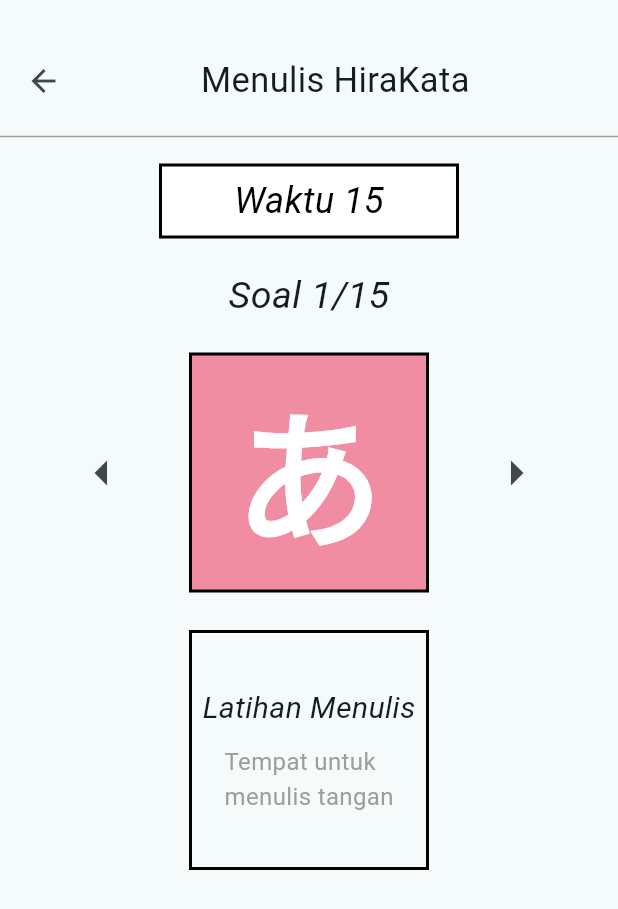
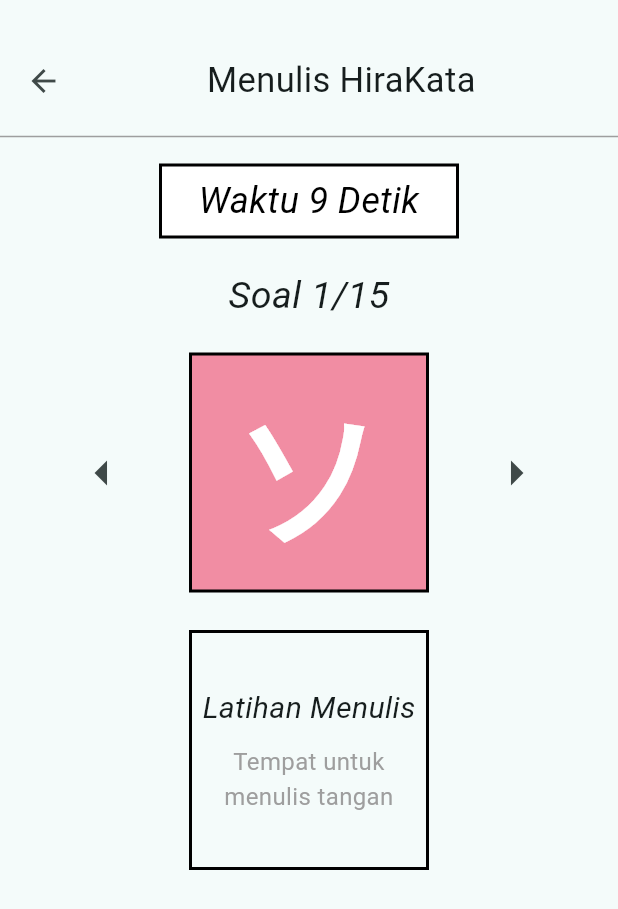
Before and after one commit to LawlietEL/nyuumon, a Flutter app: the LatihanMenulisHirakataPage screen opened by its route, on a phone screen of 412 x 824 dp. Shown: the top 909 px of the screen. Run offline on Flutter 3.47's test engine with Material 3 defaults, Android fonts, the phone set to English and light mode, and no system bars; our stand-ins replace bloc, cloud_firestore, firebase_auth, firebase_core, flutter_bloc, go_router; accounts and stored records are empty.

Commit message:
1. Merapikan router 2. Membuat latihan menulis hirakata.

```diff
--- a/lib/pages/latihan_menulis_hirakata_page.dart
+++ b/lib/pages/latihan_menulis_hirakata_page.dart
@@ -1,7 +1,105 @@
+import 'dart:async';
+import 'dart:math';
 import 'package:flutter/material.dart';
 
-class LatihanMenulisHirakataPage extends StatelessWidget {
+class LatihanMenulisHirakataPage extends StatefulWidget {
   const LatihanMenulisHirakataPage({super.key});
+
+  @override
+  _LatihanMenulisHirakataPageState createState() =>
+      _LatihanMenulisHirakataPageState();
+}
+
+class _LatihanMenulisHirakataPageState
+    extends State<LatihanMenulisHirakataPage> {
+  int _currentQuestionIndex = 0;
+  int _timerValue = 10;
+  late Timer _timer;
+  late String _currentCharacter;
+
+  final List<String> _hiraganaKatakanaList = [
+    // Hiragana
+    'あ', 'い', 'う', 'え', 'お',
+    'か', 'き', 'く', 'け', 'こ',
+    'さ', 'し', 'す', 'せ', 'そ',
+    'た', 'ち', 'つ', 'て', 'と',
+    'な', 'に', 'ぬ', 'ね', 'の',
+    'は', 'ひ', 'ふ', 'へ', 'ほ',
+    'ま', 'み', 'む', 'め', 'も',
+    'や', 'ゆ', 'よ',
+    'ら', 'り', 'る', 'れ', 'ろ',
+    'わ', 'を',
+    'ん',
+
+    // Katakana
+    'ア', 'イ', 'ウ', 'エ', 'オ',
+    'カ', 'キ', 'ク', 'ケ', 'コ',
+    'サ', 'シ', 'ス', 'セ', 'ソ',
+    'タ', 'チ', 'ツ', 'テ', 'ト',
+    'ナ', 'ニ', 'ヌ', 'ネ', 'ノ',
+    'ハ', 'ヒ', 'フ', 'ヘ', 'ホ',
+    'マ', 'ミ', 'ム', 'メ', 'モ',
+    'ヤ', 'ユ', 'ヨ',
+    'ラ', 'リ', 'ル', 'レ', 'ロ',
+    'ワ', 'ヲ',
+    'ン'
+  ];
+
+  @override
+  void initState() {
+    super.initState();
+    _currentCharacter = _getRandomHiraganaKatakana();
+    _startTimer();
+  }
+
+  @override
+  void dispose() {
+    _timer.cancel();
+    super.dispose();
+  }
+
+  void _startTimer() {
+    _timer = Timer.periodic(const Duration(seconds: 1), (timer) {
+      setState(() {
+        if (_timerValue > 0) {
+          _timerValue--;
+        } else {
+          _resetTimer();
+        }
+      });
+    });
+  }
+
+  void _resetTimer() {
+    setState(() {
+      _timerValue = 10;
+    });
+  }
+
+  void _nextQuestion() {
+    if (_currentQuestionIndex < 14) {
+      setState(() {
+        _currentQuestionIndex++;
+        _currentCharacter = _getRandomHiraganaKatakana(); // Perbarui soal
+        _resetTimer();
+      });
+    }
+  }
+
+  void _previousQuestion() {
+    if (_currentQuestionIndex > 0) {
+      setState(() {
+        _currentQuestionIndex--;
+        _currentCharacter = _getRandomHiraganaKatakana(); // Perbarui soal
+        _resetTimer();
+      });
+    }
+  }
+
+  String _getRandomHiraganaKatakana() {
+    final random = Random();
+    return _hiraganaKatakanaList[random.nextInt(_hiraganaKatakanaList.length)];
+  }
 
   @override
   Widget build(BuildContext context) {
@@ -9,23 +107,17 @@ class LatihanMenulisHirakataPage extends StatelessWidget {
       body: SingleChildScrollView(
         child: Column(
           children: [
-            // Menempatkan tombol back dan user info di bagian atas
             Padding(
-              padding: const EdgeInsets.only(
-                  top: 30,
-                  left: 5,
-                  bottom: 5,
-                  right: 10), // Padding di sekitar teks
+              padding:
+                  const EdgeInsets.only(top: 30, left: 5, bottom: 5, right: 10),
               child: Row(
                 children: [
-                  // Tombol back dengan ikon panah kiri
                   IconButton(
                     icon: const Icon(Icons.arrow_back),
                     onPressed: () {
-                      Navigator.pop(context); // Kembali ke halaman sebelumnya
+                      Navigator.pop(context);
                     },
                   ),
-                  // Expanded untuk membuat judul berada di tengah
                   Expanded(
                     child: Align(
                       alignment: Alignment.center,
@@ -37,33 +129,25 @@ class LatihanMenulisHirakataPage extends StatelessWidget {
                       ),
                     ),
                   ),
-                  const SizedBox(width: 8), // Spacer untuk gambar (opsional)
                 ],
               ),
             ),
-            // Garis horizontal tipis berwarna abu-abu
-            const Divider(
-              color: Colors.grey,
-              thickness: 1,
-            ),
+            const Divider(color: Colors.grey, thickness: 1),
 
-            // Kotak persegi panjang "Waktu 15"
+            // Timer dengan tulisan "Waktu 10 Detik"
             Padding(
               padding: const EdgeInsets.all(10),
               child: Container(
-                width: 200, // Lebar mengikuti lebar layar
-                height: 50, // Tinggi kotak
+                width: 200,
+                height: 50,
                 decoration: BoxDecoration(
                   color: Colors.white,
-                  border: Border.all(
-                    color: Colors.black,
-                    width: 2, // Border hitam dengan ketebalan 2
-                  ),
+                  border: Border.all(color: Colors.black, width: 2),
                 ),
-                child: const Center(
+                child: Center(
                   child: Text(
-                    'Waktu 15',
-                    style: TextStyle(
+                    'Waktu $_timerValue Detik',
+                    style: const TextStyle(
                       fontSize: 24,
                       fontStyle: FontStyle.italic,
                       color: Colors.black,
@@ -73,12 +157,12 @@ class LatihanMenulisHirakataPage extends StatelessWidget {
               ),
             ),
 
-            // Tulisan Soal 1/15
-            const Padding(
-              padding: EdgeInsets.only(top: 10),
+            // Tulisan Soal "x/15"
+            Padding(
+              padding: const EdgeInsets.only(top: 10),
               child: Text(
-                'Soal 1/15',
-                style: TextStyle(
+                'Soal ${_currentQuestionIndex + 1}/15',
+                style: const TextStyle(
                   fontSize: 25,
                   fontStyle: FontStyle.italic,
                 ),
@@ -87,38 +171,30 @@ class LatihanMenulisHirakataPage extends StatelessWidget {
 
             const SizedBox(height: 10),
 
-            // Row dengan panah kiri, kotak huruf, dan panah kanan
+            // Row untuk tombol panah kiri, kotak huruf, dan panah kanan
             Padding(
               padding: const EdgeInsets.all(10),
               child: Row(
                 mainAxisAlignment: MainAxisAlignment.spaceEvenly,
                 children: [
-                  // Panah ke kiri (back button)
                   IconButton(
                     icon: const Icon(
                       Icons.arrow_left,
                       size: 40,
                     ),
-                    onPressed: () {
-                      // Aksi tombol back
-                    },
+                    onPressed: _previousQuestion,
                   ),
-
-                  // Kotak pertama: Huruf Hiragana
                   Container(
-                    width: 160, // Lebar tetap
-                    height: 160, // Tinggi tetap (sama dengan lebar)
+                    width: 160,
+                    height: 160,
                     decoration: BoxDecoration(
                       color: const Color.fromARGB(156, 239, 71, 107),
-                      border: Border.all(
-                        color: Colors.black,
-                        width: 2, // Border hitam dengan ketebalan 2
-                      ),
+                      border: Border.all(color: Colors.black, width: 2),
                     ),
-                    child: const Center(
+                    child: Center(
                       child: Text(
-                        'あ', // Huruf Hiragana
-                        style: TextStyle(
+                        _currentCharacter,
+                        style: const TextStyle(
                           fontSize: 100,
                           fontWeight: FontWeight.bold,
                           color: Colors.white,
@@ -126,16 +202,12 @@ class LatihanMenulisHirakataPage extends StatelessWidget {
                       ),
                     ),
                   ),
-
-                  // Panah ke kanan (next button)
                   IconButton(
                     icon: const Icon(
                       Icons.arrow_right,
                       size: 40,
                     ),
-                    onPressed: () {
-                      // Aksi tombol next
-                    },
+                    onPressed: _nextQuestion,
                   ),
                 ],
               ),
@@ -143,17 +215,14 @@ class LatihanMenulisHirakataPage extends StatelessWidget {
 
             const SizedBox(height: 5),
 
-            // Kotak ketiga: Latihan menulis Hiragana
+            // Kotak untuk tempat menulis
             Padding(
               padding: const EdgeInsets.all(10),
               child: Container(
-                width: 160, // Lebar tetap
-                height: 160, // Tinggi tetap (sama dengan lebar)
+                width: 160,
+                height: 160,
                 decoration: BoxDecoration(
-                  border: Border.all(
-                    color: Colors.black,
-                    width: 2, // Border hitam dengan ketebalan 2
-                  ),
+                  border: Border.all(color: Colors.black, width: 2),
                 ),
                 child: Center(
                   child: Column(
@@ -167,13 +236,12 @@ class LatihanMenulisHirakataPage extends StatelessWidget {
                         ),
                       ),
                       SizedBox(height: 10),
-                      Center(
-                        child: Text(
-                          'Tempat untuk\nmenulis tangan',
-                          style: TextStyle(
-                            fontSize: 16,
-                            color: Colors.grey,
-                          ),
+                      Text(
+                        'Tempat untuk\nmenulis tangan',
+                        textAlign: TextAlign.center,
+                        style: TextStyle(
+                          fontSize: 16,
+                          color: Colors.grey,
                         ),
                       ),
                     ],
```
Also changed, not shown: lib/routes/router.dart (+0 -8 lines).
